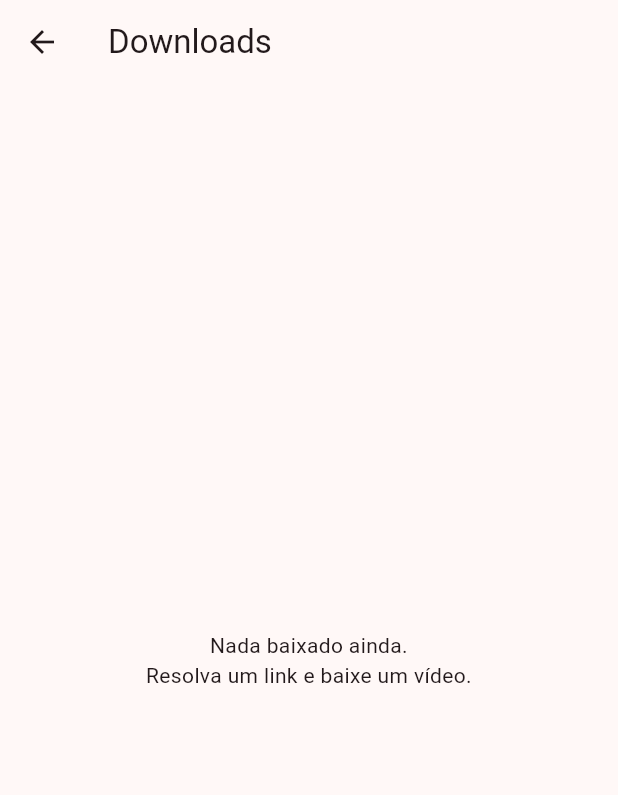
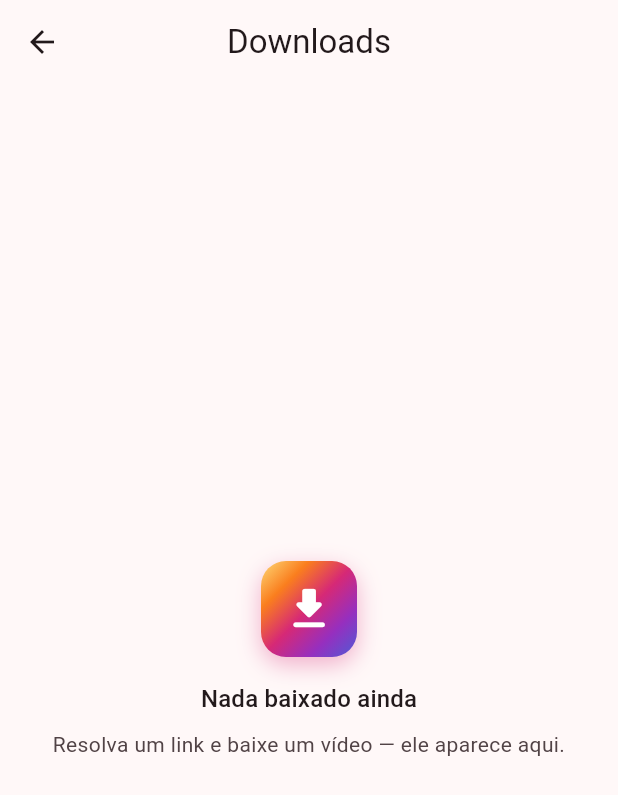
Before and after one commit to wagnerguerra/onesaver, a Flutter app: the screen it shows after launch, after a tap on the "download done" icon, on a phone screen of 412 x 824 dp. Shown: the top 795 px of the screen. Run offline on Flutter 3.47's test engine with Material 3 defaults, Android fonts, the phone set to English and light mode, and no system bars; our stand-ins replace dio, flutter_riverpod, open_filex; missing offline and left inert: gal, receive_sharing_intent; network calls fail.

Commit message:
feat(app): identidade visual (ícone + tema), histórico e assinatura release
- Ícone adaptativo e wordmark/gradiente da marca (theme.dart, BrandLogo,
  GradientText, GradientButton); gerador em tools/gen_icon.py + assets/icon.
- Corrige overflow do layout da Home quando o teclado abre (scroll-safe).
- Tela de Downloads/histórico com miniatura, título, qualidade e play.
- Reproduz o arquivo após o download (open_filex) e guarda o caminho local.
- Assinatura de release via android/key.properties (cai pro debug se ausente).

Co-Authored-By: Claude Opus 4.8 (1M context) <noreply@anthropic.com>

```diff
--- a/app/lib/main.dart
+++ b/app/lib/main.dart
@@ -2,6 +2,7 @@ import 'package:flutter/material.dart';
 import 'package:flutter_riverpod/flutter_riverpod.dart';
 
 import 'screens/home_screen.dart';
+import 'theme.dart';
 
 void main() {
   runApp(const ProviderScope(child: OneSaverApp()));
@@ -15,16 +16,8 @@ class OneSaverApp extends StatelessWidget {
     return MaterialApp(
       title: 'OneSaver',
       debugShowCheckedModeBanner: false,
-      theme: ThemeData(
-        colorSchemeSeed: const Color(0xFFE1306C), // tom "Instagram"
-        useMaterial3: true,
-        brightness: Brightness.light,
-      ),
-      darkTheme: ThemeData(
-        colorSchemeSeed: const Color(0xFFE1306C),
-        useMaterial3: true,
-        brightness: Brightness.dark,
-      ),
+      theme: buildTheme(Brightness.light),
+      darkTheme: buildTheme(Brightness.dark),
       home: const HomeScreen(),
     );
   }
--- a/app/lib/screens/downloads_screen.dart
+++ b/app/lib/screens/downloads_screen.dart
@@ -1,7 +1,9 @@
 import 'package:flutter/material.dart';
 import 'package:flutter_riverpod/flutter_riverpod.dart';
+import 'package:open_filex/open_filex.dart';
 
 import '../state/providers.dart';
+import '../theme.dart';
 
 class DownloadsScreen extends ConsumerWidget {
   const DownloadsScreen({super.key});
@@ -13,27 +15,87 @@ class DownloadsScreen extends ConsumerWidget {
     return Scaffold(
       appBar: AppBar(title: const Text('Downloads')),
       body: items.isEmpty
-          ? const Center(
-              child: Padding(
-                padding: EdgeInsets.all(32),
-                child: Text(
-                  'Nada baixado ainda.\nResolva um link e baixe um vídeo.',
-                  textAlign: TextAlign.center,
-                ),
-              ),
-            )
+          ? _EmptyState()
           : ListView.separated(
+              padding: const EdgeInsets.symmetric(vertical: 8),
               itemCount: items.length,
               separatorBuilder: (_, __) => const Divider(height: 1),
               itemBuilder: (_, i) {
                 final e = items[i];
                 return ListTile(
-                  leading: const Icon(Icons.movie_outlined),
-                  title: Text(e.title, maxLines: 1, overflow: TextOverflow.ellipsis),
-                  subtitle: Text('${e.quality} • ${e.path}'),
+                  contentPadding:
+                      const EdgeInsets.symmetric(horizontal: 16, vertical: 6),
+                  leading: _Thumb(url: e.thumbnail),
+                  title: Text(e.title,
+                      maxLines: 2, overflow: TextOverflow.ellipsis),
+                  subtitle: Text('${e.quality} • salvo na galeria'),
+                  trailing: const Icon(Icons.play_circle_outline),
+                  onTap: () async {
+                    final r =
+                        await OpenFilex.open(e.filePath, type: 'video/mp4');
+                    if (r.type != ResultType.done && context.mounted) {
+                      ScaffoldMessenger.of(context).showSnackBar(
+                        SnackBar(content: Text('Não foi possível abrir: ${r.message}')),
+                      );
+                    }
+                  },
                 );
               },
             ),
     );
   }
 }
+
+class _Thumb extends StatelessWidget {
+  const _Thumb({this.url});
+  final String? url;
+
+  @override
+  Widget build(BuildContext context) {
+    return ClipRRect(
+      borderRadius: BorderRadius.circular(8),
+      child: SizedBox(
+        width: 48,
+        height: 64,
+        child: url == null
+            ? Container(color: Colors.black12, child: const Icon(Icons.movie))
+            : Image.network(
+                url!,
+                fit: BoxFit.cover,
+                errorBuilder: (_, __, ___) =>
+                    Container(color: Colors.black12, child: const Icon(Icons.movie)),
+              ),
+      ),
+    );
+  }
+}
+
+class _EmptyState extends StatelessWidget {
+  @override
+  Widget build(BuildContext context) {
+    return Center(
+      child: Padding(
+        padding: const EdgeInsets.all(32),
+        child: Column(
+          mainAxisSize: MainAxisSize.min,
+          children: [
+            const BrandLogo(size: 64),
+            const SizedBox(height: 16),
+            Text(
+              'Nada baixado ainda',
+              style: Theme.of(context).textTheme.titleMedium,
+            ),
+            const SizedBox(height: 8),
+            Text(
+              'Resolva um link e baixe um vídeo — ele aparece aqui.',
+              textAlign: TextAlign.center,
+              style: Theme.of(context).textTheme.bodyMedium?.copyWith(
+                    color: Theme.of(context).colorScheme.onSurfaceVariant,
+                  ),
+            ),
+          ],
+        ),
+      ),
+    );
+  }
+}
--- a/app/lib/screens/home_screen.dart
+++ b/app/lib/screens/home_screen.dart
@@ -8,6 +8,7 @@ import 'package:receive_sharing_intent/receive_sharing_intent.dart';
 import '../config.dart';
 import '../models/media.dart';
 import '../state/providers.dart';
+import '../theme.dart';
 import '../utils/instagram_url.dart';
 import 'downloads_screen.dart';
 import 'preview_screen.dart';
@@ -139,7 +140,13 @@ class _HomeScreenState extends ConsumerState<HomeScreen>
 
     return Scaffold(
       appBar: AppBar(
-        title: const Text('OneSaver'),
+        title: GradientText(
+          'OneSaver',
+          style: Theme.of(context)
+              .textTheme
+              .titleLarge
+              ?.copyWith(fontWeight: FontWeight.w800),
+        ),
         actions: [
           IconButton(
             icon: const Icon(Icons.download_done_outlined),
@@ -150,24 +157,45 @@ class _HomeScreenState extends ConsumerState<HomeScreen>
           ),
         ],
       ),
-      body: Padding(
-        padding: const EdgeInsets.all(20),
-        child: Column(
+      body: LayoutBuilder(
+        builder: (context, constraints) => SingleChildScrollView(
+          padding: const EdgeInsets.all(20),
+          child: ConstrainedBox(
+            constraints: BoxConstraints(minHeight: constraints.maxHeight - 40),
+            child: IntrinsicHeight(
+              child: Column(
           crossAxisAlignment: CrossAxisAlignment.stretch,
           children: [
+            const SizedBox(height: 16),
+            const Center(child: BrandLogo(size: 84)),
+            const SizedBox(height: 16),
+            Center(
+              child: Text(
+                'Salve vídeos do Instagram',
+                style: Theme.of(context)
+                    .textTheme
+                    .titleMedium
+                    ?.copyWith(fontWeight: FontWeight.w600),
+              ),
+            ),
             const SizedBox(height: 8),
             Text(
               'Compartilhe um reel pelo Instagram (Compartilhar → OneSaver) '
               'ou cole o link abaixo.',
-              style: Theme.of(context).textTheme.bodyLarge,
+              textAlign: TextAlign.center,
+              style: Theme.of(context).textTheme.bodyMedium?.copyWith(
+                    color: Theme.of(context).colorScheme.onSurfaceVariant,
+                  ),
             ),
-            const SizedBox(height: 16),
+            const SizedBox(height: 24),
             TextField(
               controller: _controller,
               keyboardType: TextInputType.url,
               decoration: InputDecoration(
                 hintText: 'https://www.instagram.com/reel/...',
-                border: const OutlineInputBorder(),
+                border: OutlineInputBorder(
+                  borderRadius: BorderRadius.circular(14),
+                ),
                 prefixIcon: const Icon(Icons.link),
                 suffixIcon: IconButton(
                   icon: const Icon(Icons.content_paste),
@@ -177,16 +205,25 @@ class _HomeScreenState extends ConsumerState<HomeScreen>
               ),
             ),
             const SizedBox(height: 16),
-            FilledButton.icon(
+            GradientButton(
               onPressed: isLoading ? null : _resolve,
-              icon: isLoading
+              child: isLoading
                   ? const SizedBox(
-                      width: 18,
-                      height: 18,
-                      child: CircularProgressIndicator(strokeWidth: 2),
+                      width: 20,
+                      height: 20,
+                      child: CircularProgressIndicator(
+                        strokeWidth: 2,
+                        color: Colors.white,
+                      ),
                     )
-                  : const Icon(Icons.search),
-              label: Text(isLoading ? 'Buscando...' : 'Buscar vídeo'),
+                  : const Row(
+                      mainAxisSize: MainAxisSize.min,
+                      children: [
+                        Icon(Icons.search),
+                        SizedBox(width: 8),
+                        Text('Buscar vídeo'),
+                      ],
+                    ),
             ),
             const Spacer(),
             if (AppConfig.useStub)
@@ -210,6 +247,9 @@ class _HomeScreenState extends ConsumerState<HomeScreen>
                 ),
               ),
           ],
+              ),
+            ),
+          ),
         ),
       ),
     );
--- a/app/lib/screens/preview_screen.dart
+++ b/app/lib/screens/preview_screen.dart
@@ -30,7 +30,8 @@ class _PreviewScreenState extends ConsumerState<PreviewScreen> {
             DownloadEntry(
               title: widget.result.title ?? widget.result.shortcode,
               quality: _selected.quality,
-              path: 'galeria/OneSaver',
+              filePath: path,
+              thumbnail: widget.result.thumbnail,
             ),
           );
       // Reproduz o arquivo baixado no player do sistema.
--- /dev/null
+++ b/app/lib/theme.dart
@@ -0,0 +1,124 @@
+import 'package:flutter/material.dart';
+
+/// Identidade visual do OneSaver — gradiente estilo Instagram (igual ao ícone).
+const kBrandGradient = LinearGradient(
+  begin: Alignment.topLeft,
+  end: Alignment.bottomRight,
+  colors: [
+    Color(0xFFFEDA77),
+    Color(0xFFFA7E1E),
+    Color(0xFFD62976),
+    Color(0xFF962FBF),
+    Color(0xFF4F5BD5),
+  ],
+);
+
+const kBrandSeed = Color(0xFFD62976);
+
+ThemeData buildTheme(Brightness brightness) {
+  final scheme = ColorScheme.fromSeed(
+    seedColor: kBrandSeed,
+    brightness: brightness,
+  );
+  return ThemeData(
+    colorScheme: scheme,
+    useMaterial3: true,
+    appBarTheme: const AppBarTheme(centerTitle: true),
+    filledButtonTheme: FilledButtonThemeData(
+      style: FilledButton.styleFrom(
+        minimumSize: const Size.fromHeight(52),
+        shape: RoundedRectangleBorder(borderRadius: BorderRadius.circular(28)),
+        textStyle: const TextStyle(fontSize: 16, fontWeight: FontWeight.w600),
+      ),
+    ),
+  );
+}
+
+/// Logo: quadrado arredondado com o gradiente da marca e o glifo de download.
+class BrandLogo extends StatelessWidget {
+  const BrandLogo({super.key, this.size = 72});
+  final double size;
+
+  @override
+  Widget build(BuildContext context) {
+    return Container(
+      width: size,
+      height: size,
+      decoration: BoxDecoration(
+        gradient: kBrandGradient,
+        borderRadius: BorderRadius.circular(size * 0.26),
+        boxShadow: [
+          BoxShadow(
+            color: kBrandSeed.withOpacity(0.35),
+            blurRadius: size * 0.2,
+            offset: Offset(0, size * 0.08),
+          ),
+        ],
+      ),
+      child: Icon(Icons.download_rounded, color: Colors.white, size: size * 0.56),
+    );
+  }
+}
+
+/// Texto com o gradiente da marca aplicado (wordmark).
+class GradientText extends StatelessWidget {
+  const GradientText(this.text, {super.key, this.style});
+  final String text;
+  final TextStyle? style;
+
+  @override
+  Widget build(BuildContext context) {
+    return ShaderMask(
+      shaderCallback: (bounds) => kBrandGradient.createShader(bounds),
+      blendMode: BlendMode.srcIn,
+      child: Text(text, style: style),
+    );
+  }
+}
+
+/// Botão primário com o gradiente da marca.
+class GradientButton extends StatelessWidget {
+  const GradientButton({
+    super.key,
+    required this.onPressed,
+    required this.child,
+  });
+  final VoidCallback? onPressed;
+  final Widget child;
+
+  @override
+  Widget build(BuildContext context) {
+    final enabled = onPressed != null;
+    return Opacity(
+      opacity: enabled ? 1 : 0.6,
+      child: DecoratedBox(
+        decoration: BoxDecoration(
+          gradient: kBrandGradient,
+          borderRadius: BorderRadius.circular(28),
+        ),
+        child: Material(
+          color: Colors.transparent,
+          child: InkWell(
+            borderRadius: BorderRadius.circular(28),
+            onTap: onPressed,
+            child: Container(
+              height: 52,
+              alignment: Alignment.center,
+              child: DefaultTextStyle(
+                style: const TextStyle(
+                  color: Colors.white,
+                  fontSize: 16,
+                  fontWeight: FontWeight.w600,
+                ),
+                child: IconTheme(
+                  data: const IconThemeData(color: Colors.white),
+                  child: child,
+                ),
+              ),
+            ),
+          ),
+        ),
+      ),
+    );
+  }
+}
```
Also changed, not shown: app/lib/state/providers.dart (+6 -2 lines), app/pubspec.yaml (+10 -0 lines), app/assets/icon/icon.png (added), app/assets/icon/icon_background.png (added), app/assets/icon/icon_foreground.png (added), app/pubspec.lock, 19 other files.
